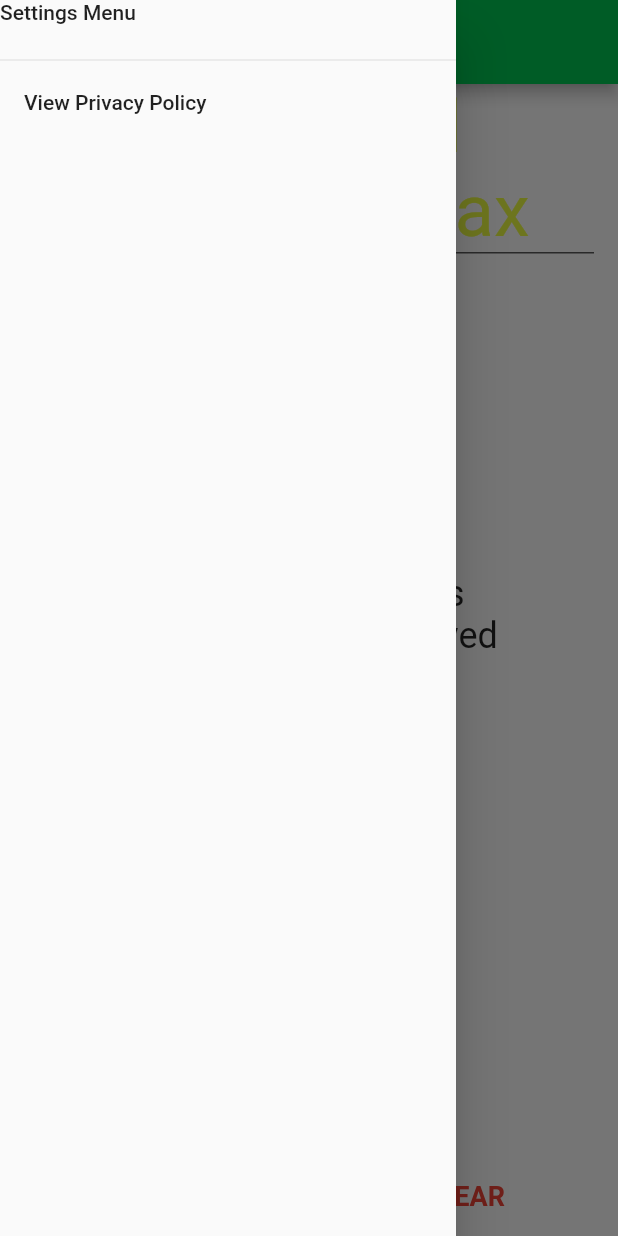
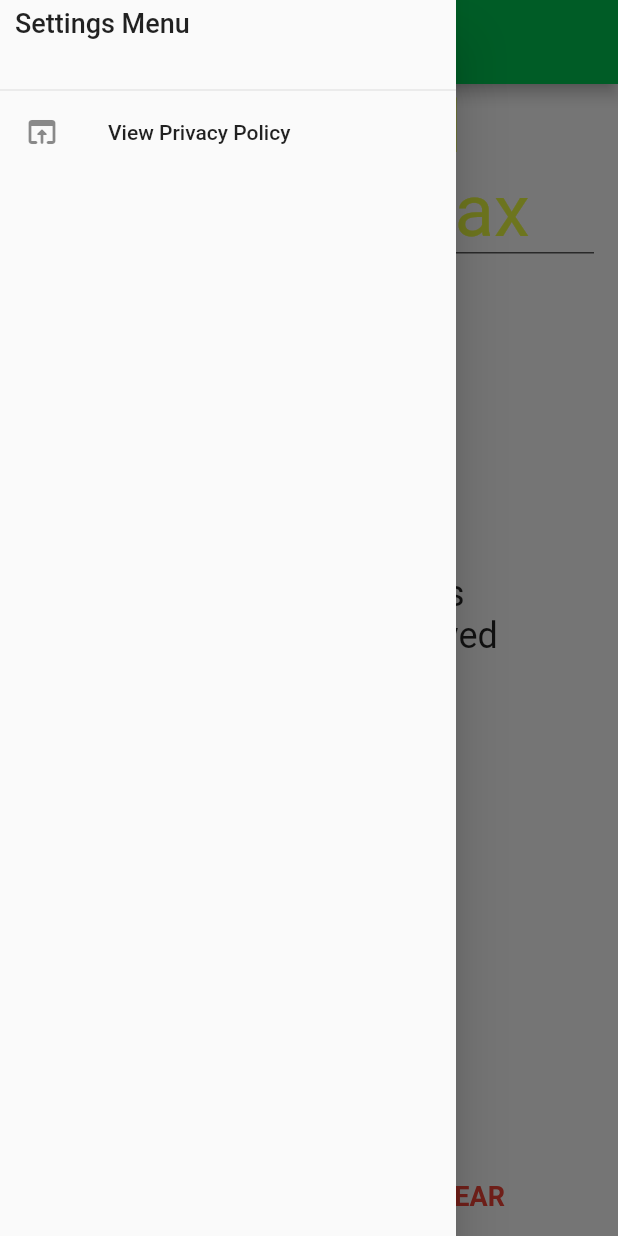
Before and after one commit to Techercise/flutter_one_rep_max_calculator, a Flutter app: the screen it shows after launch, in the side drawer, after a tap on "View Privacy Policy", on a phone screen of 412 x 824 dp. Run offline on Flutter 3.47's test engine with Material 2 defaults, Android fonts, the phone set to English and light mode, and no system bars; Roboto replaces fonts that are missing (sans-serif-smallcaps).

Commit message:
Updating size of settings menu header and adding icon for privacy policy tile

```diff
--- a/lib/main.dart
+++ b/lib/main.dart
@@ -32,16 +32,17 @@ void main() {
           padding: EdgeInsets.zero,
           children: const [
             SizedBox(
-              height: 40.0,
+              height: 60.0,
               child: DrawerHeader(
-                padding: EdgeInsets.zero,
+                padding: EdgeInsets.fromLTRB(10, 5, 0, 0),
                 margin: EdgeInsets.zero,
-                child: Text('Settings Menu'),
+                child: Text('Settings Menu', style: TextStyle(fontSize: 18.0),),
               ),
             ),
             ListTile(
               title: Text('View Privacy Policy'),
               onTap: _launchURL,
+              leading: Icon(Icons.open_in_browser_rounded),
             )
           ],
         )
--- a/pubspec.yaml
+++ b/pubspec.yaml
@@ -16,7 +16,7 @@ publish_to: 'none' # Remove this line if you wish to publish to pub.dev
 # https://developer.apple.com/library/archive/documentation/General/Reference/InfoPlistKeyReference/Articles/CoreFoundationKeys.html
 # In Windows, build-name is used as the major, minor, and patch parts
 # of the product and file versions while build-number is used as the build suffix.
-version: 1.0.0+1
+version: 3.0.0+12
 
 environment:
   sdk: '>=3.1.5 <4.0.0'
```
Also changed, not shown: 1 other file.
